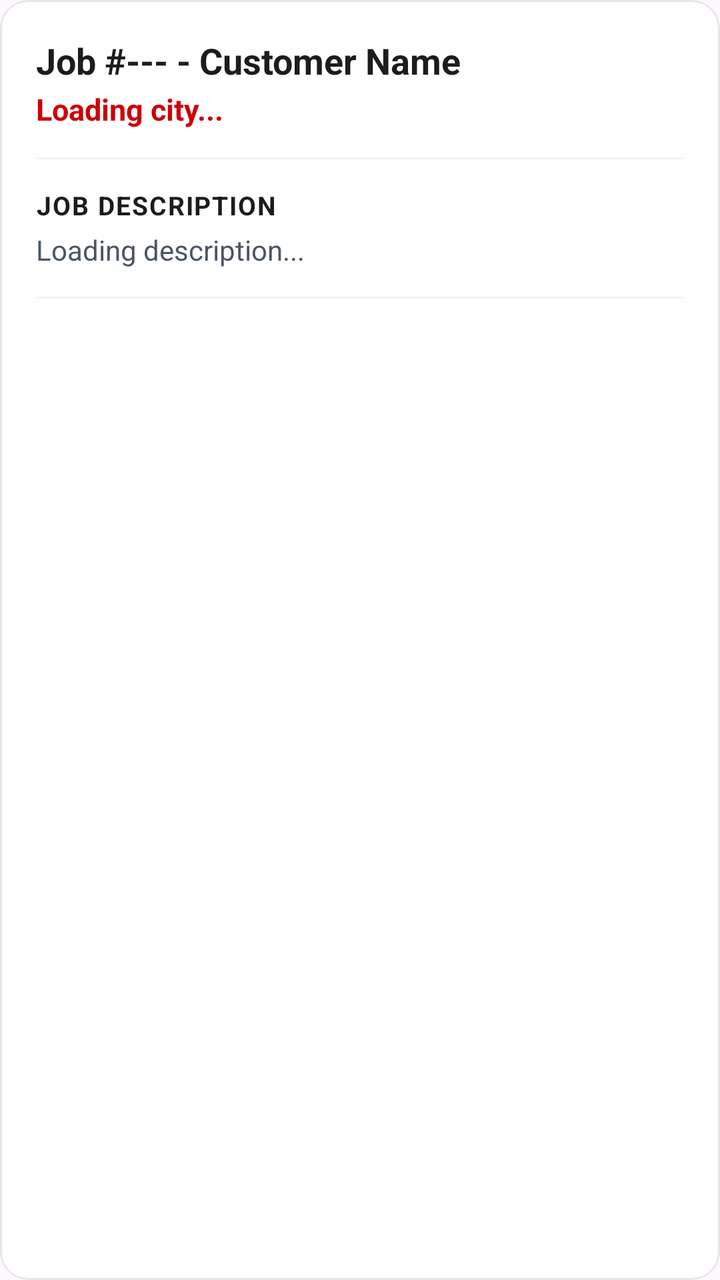
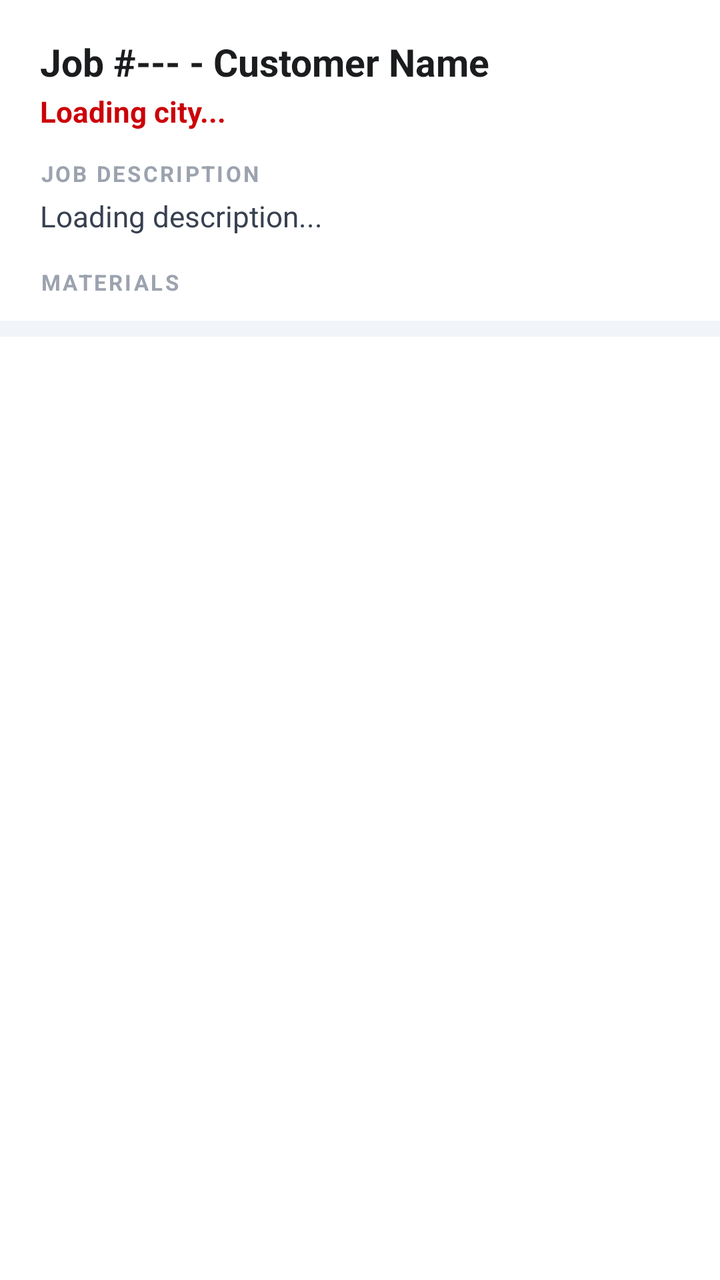

Compare the two renders of this Android layout. The source of the first and the diff that turns it into the second are given below.
<!-- AndroidManifest.xml: application theme Theme.EmployeePOS2 -->
<!-- res/layout/item_inventory_job.xml -->
<?xml version="1.0" encoding="utf-8"?>
<com.google.android.material.card.MaterialCardView
    xmlns:android="http://schemas.android.com/apk/res/android"
    xmlns:app="http://schemas.android.com/apk/res-auto"
    android:layout_width="match_parent"
    android:layout_height="wrap_content"
    android:layout_marginHorizontal="16dp"
    android:layout_marginBottom="16dp"
    app:cardBackgroundColor="#FFFFFF"
    app:cardCornerRadius="14dp"
    app:cardElevation="0dp"
    app:strokeWidth="1dp"
    app:strokeColor="#E5E7EB">

    <LinearLayout
        android:layout_width="match_parent"
        android:layout_height="wrap_content"
        android:orientation="vertical"
        android:padding="18dp">

        <TextView
            android:id="@+id/tvJobHeader"
            android:layout_width="match_parent"
            android:layout_height="wrap_content"
            android:text="Job #--- - Customer Name"
            android:textSize="18sp"
            android:textStyle="bold"
            android:textColor="#1A1C1E" />

        <TextView
            android:id="@+id/tvJobCity"
            android:layout_width="match_parent"
            android:layout_height="wrap_content"
            android:layout_marginTop="2dp"
            android:text="Loading city..."
            android:textSize="15sp"
            android:textStyle="bold"
            android:textColor="#CC0007" />

        <TextView
            android:id="@+id/tvJobPONumber"
            android:layout_width="match_parent"
            android:layout_height="wrap_content"
            android:layout_marginTop="4dp"
            android:text="PO: ---"
            android:textSize="14sp"
            android:textStyle="bold"
            android:textColor="#4B5563"
            android:visibility="gone" />

        <View
            android:layout_width="match_parent"
            android:layout_height="1dp"
            android:layout_marginVertical="14dp"
            android:background="#F3F4F6" />

        <TextView
            android:layout_width="match_parent"
            android:layout_height="wrap_content"
            android:text="JOB DESCRIPTION"
            android:textSize="13sp"
            android:textStyle="bold"
            android:textColor="#1A1C1E"
            android:letterSpacing="0.05" />

        <TextView
            android:id="@+id/tvJobDescription"
            android:layout_width="match_parent"
            android:layout_height="wrap_content"
            android:layout_marginTop="4dp"
            android:text="Loading description..."
            android:textSize="14sp"
            android:textColor="#4B5563"
            android:lineSpacingExtra="6dp" />

        <LinearLayout
            android:id="@+id/llNotesSection"
            android:layout_width="match_parent"
            android:layout_height="wrap_content"
            android:orientation="vertical"
            android:visibility="gone">

            <View
                android:layout_width="match_parent"
                android:layout_height="1dp"
                android:layout_marginVertical="14dp"
                android:background="#F3F4F6" />

            <TextView
                android:layout_width="match_parent"
                android:layout_height="wrap_content"
                android:text="TECH NOTES"
                android:textSize="13sp"
                android:textStyle="bold"
                android:textColor="#B07D10"
                android:letterSpacing="0.05" />

            <TextView
                android:id="@+id/tvJobNotes"
                android:layout_width="match_parent"
                android:layout_height="wrap_content"
                android:layout_marginTop="4dp"
                android:text="Loading notes..."
                android:textSize="14sp"
                android:textColor="#7A5A10"
                android:lineSpacingExtra="6dp" />

        </LinearLayout>

        <View
            android:layout_width="match_parent"
            android:layout_height="1dp"
            android:layout_marginVertical="14dp"
            android:background="#F3F4F6" />

        <LinearLayout
            android:id="@+id/llMaterialsList"
            android:layout_width="match_parent"
            android:layout_height="wrap_content"
            android:orientation="vertical" />

    </LinearLayout>
</com.google.android.material.card.MaterialCardView>
<!-- resources referenced by this layout -->
<resources>
  <style name="Theme.EmployeePOS2" parent="Base.Theme.EmployeePOS2" />
  <style name="Base.Theme.EmployeePOS2" parent="Theme.Material3.DayNight.NoActionBar">
          
          
      </style>
</resources>

<!-- the commit's change to res/layout/item_inventory_job.xml (unified diff, before → after) -->
@@ -1,31 +1,28 @@
 <?xml version="1.0" encoding="utf-8"?>
-<com.google.android.material.card.MaterialCardView
-    xmlns:android="http://schemas.android.com/apk/res/android"
+<LinearLayout xmlns:android="http://schemas.android.com/apk/res/android"
     xmlns:app="http://schemas.android.com/apk/res-auto"
+    xmlns:tools="http://schemas.android.com/tools"
     android:layout_width="match_parent"
     android:layout_height="wrap_content"
-    android:layout_marginHorizontal="16dp"
-    android:layout_marginBottom="16dp"
-    app:cardBackgroundColor="#FFFFFF"
-    app:cardCornerRadius="14dp"
-    app:cardElevation="0dp"
-    app:strokeWidth="1dp"
-    app:strokeColor="#E5E7EB">
+    android:background="#FFFFFF"
+    android:orientation="vertical">
 
     <LinearLayout
         android:layout_width="match_parent"
         android:layout_height="wrap_content"
         android:orientation="vertical"
-        android:padding="18dp">
+        android:paddingHorizontal="20dp"
+        android:paddingTop="18dp"
+        android:paddingBottom="12dp">
 
         <TextView
             android:id="@+id/tvJobHeader"
             android:layout_width="match_parent"
             android:layout_height="wrap_content"
             android:text="Job #--- - Customer Name"
-            android:textSize="18sp"
-            android:textStyle="bold"
-            android:textColor="#1A1C1E" />
+            android:textColor="#1A1C1E"
+            android:textSize="19sp"
+            android:textStyle="bold" />
 
         <TextView
             android:id="@+id/tvJobCity"
@@ -33,9 +30,9 @@
             android:layout_height="wrap_content"
             android:layout_marginTop="2dp"
             android:text="Loading city..."
-            android:textSize="15sp"
-            android:textStyle="bold"
-            android:textColor="#CC0007" />
+            android:textColor="#CC0007"
+            android:textSize="14.5sp"
+            android:textStyle="bold" />
 
         <TextView
             android:id="@+id/tvJobPONumber"
@@ -43,81 +40,80 @@
             android:layout_height="wrap_content"
             android:layout_marginTop="4dp"
             android:text="PO: ---"
+            android:textColor="#4B5563"
             android:textSize="14sp"
             android:textStyle="bold"
-            android:textColor="#4B5563"
             android:visibility="gone" />
-
-        <View
-            android:layout_width="match_parent"
-            android:layout_height="1dp"
-            android:layout_marginVertical="14dp"
-            android:background="#F3F4F6" />
 
         <TextView
             android:layout_width="match_parent"
             android:layout_height="wrap_content"
+            android:layout_marginTop="14dp"
+            android:letterSpacing="0.1"
             android:text="JOB DESCRIPTION"
-            android:textSize="13sp"
-            android:textStyle="bold"
-            android:textColor="#1A1C1E"
-            android:letterSpacing="0.05" />
+            android:textColor="#9CA3AF"
+            android:textSize="11sp"
+            android:textStyle="bold" />
 
         <TextView
             android:id="@+id/tvJobDescription"
             android:layout_width="match_parent"
             android:layout_height="wrap_content"
             android:layout_marginTop="4dp"
+            android:lineSpacingExtra="5dp"
             android:text="Loading description..."
-            android:textSize="14sp"
-            android:textColor="#4B5563"
-            android:lineSpacingExtra="6dp" />
+            android:textColor="#374151"
+            android:textSize="14.5sp" />
 
         <LinearLayout
             android:id="@+id/llNotesSection"
             android:layout_width="match_parent"
             android:layout_height="wrap_content"
+            android:layout_marginTop="14dp"
+            android:background="#FFFBEB"
             android:orientation="vertical"
+            android:padding="14dp"
             android:visibility="gone">
-
-            <View
-                android:layout_width="match_parent"
-                android:layout_height="1dp"
-                android:layout_marginVertical="14dp"
-                android:background="#F3F4F6" />
 
             <TextView
                 android:layout_width="match_parent"
                 android:layout_height="wrap_content"
+                android:letterSpacing="0.1"
                 android:text="TECH NOTES"
-                android:textSize="13sp"
-                android:textStyle="bold"
-                android:textColor="#B07D10"
-                android:letterSpacing="0.05" />
+                android:textColor="#B45309"
+                android:textSize="11sp"
+                android:textStyle="bold" />
 
             <TextView
                 android:id="@+id/tvJobNotes"
                 android:layout_width="match_parent"
                 android:layout_height="wrap_content"
                 android:layout_marginTop="4dp"
+                android:lineSpacingExtra="5dp"
                 android:text="Loading notes..."
-                android:textSize="14sp"
-                android:textColor="#7A5A10"
-                android:lineSpacingExtra="6dp" />
-
+                android:textColor="#78350F"
+                android:textSize="14.5sp" />
         </LinearLayout>
 
-        <View
+        <TextView
             android:layout_width="match_parent"
-            android:layout_height="1dp"
-            android:layout_marginVertical="14dp"
-            android:background="#F3F4F6" />
+            android:layout_height="wrap_content"
+            android:layout_marginTop="16dp"
+            android:letterSpacing="0.1"
+            android:text="MATERIALS"
+            android:textColor="#9CA3AF"
+            android:textSize="11sp"
+            android:textStyle="bold" />
 
         <LinearLayout
             android:id="@+id/llMaterialsList"
             android:layout_width="match_parent"
             android:layout_height="wrap_content"
             android:orientation="vertical" />
+    </LinearLayout>
 
-    </LinearLayout>
-</com.google.android.material.card.MaterialCardView>
+    <View
+        android:layout_width="match_parent"
+        android:layout_height="8dp"
+        android:background="#F1F5F9" />
+</LinearLayout>
<!-- resource entries referenced after the edit -->
@@ -3,7 +3,15 @@
   <style name="Theme.EmployeePOS2" parent="Base.Theme.EmployeePOS2" />
   <style name="Base.Theme.EmployeePOS2" parent="Theme.Material3.DayNight.NoActionBar">
           
-          
+          <item name="colorPrimary">#CC0007</item>
+          <item name="colorOnPrimary">#FFFFFF</item>
+          <item name="colorPrimaryContainer">#FEE2E2</item>
+          <item name="colorOnPrimaryContainer">#CC0007</item>
+          <item name="colorSecondary">#CC0007</item>
+          <item name="colorSecondaryContainer">#FEE2E2</item>
+          <item name="colorOnSecondaryContainer">#CC0007</item>
+          <item name="colorSurface">#FFFFFF</item>
+          <item name="android:windowBackground">#FFFFFF</item>
       </style>
 </resources>
 
